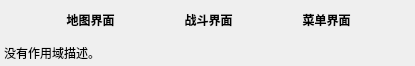
First picture: the form in DrillPluginInformationReader/Source/InformationModule/pluginDetailPart/helpDetailPart/p_ScriptHelp_EffectScope.ui, repository DrillUp/DrillPluginInformationReader, before the edit.
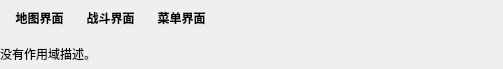
Second picture: the form after the edit. Icons and pictures are not drawn.

Patch:
```diff
--- a/DrillPluginInformationReader/Source/InformationModule/pluginDetailPart/helpDetailPart/p_ScriptHelp_EffectScope.ui
+++ b/DrillPluginInformationReader/Source/InformationModule/pluginDetailPart/helpDetailPart/p_ScriptHelp_EffectScope.ui
@@ -6,8 +6,8 @@
    <rect>
     <x>0</x>
     <y>0</y>
-    <width>415</width>
-    <height>65</height>
+    <width>503</width>
+    <height>69</height>
    </rect>
   </property>
   <property name="windowTitle">
@@ -86,33 +86,33 @@
         <number>9</number>
        </property>
        <property name="leftMargin">
-        <number>4</number>
+        <number>0</number>
        </property>
        <property name="topMargin">
-        <number>4</number>
+        <number>0</number>
        </property>
        <property name="rightMargin">
-        <number>4</number>
+        <number>0</number>
        </property>
        <property name="bottomMargin">
-        <number>4</number>
+        <number>0</number>
        </property>
        <item>
         <layout class="QGridLayout" name="gridLayout">
          <property name="leftMargin">
-          <number>2</number>
+          <number>4</number>
          </property>
          <property name="topMargin">
-          <number>2</number>
+          <number>4</number>
          </property>
          <property name="rightMargin">
-          <number>2</number>
+          <number>4</number>
          </property>
          <property name="bottomMargin">
-          <number>2</number>
+          <number>0</number>
          </property>
          <property name="spacing">
-          <number>2</number>
+          <number>4</number>
          </property>
          <item row="0" column="1">
           <widget class="QToolButton" name="toolButton_battle">
@@ -156,6 +156,19 @@
            </property>
           </widget>
          </item>
+         <item row="0" column="3">
+          <spacer name="horizontalSpacer">
+           <property name="orientation">
+            <enum>Qt::Horizontal</enum>
+           </property>
+           <property name="sizeHint" stdset="0">
+            <size>
+             <width>40</width>
+             <height>20</height>
+            </size>
+           </property>
+          </spacer>
+         </item>
         </layout>
        </item>
        <item>
```
Left out of the diff: 28 changed lines with no effect on the pictures.
